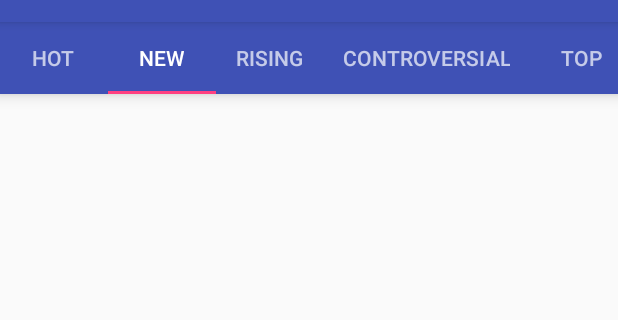
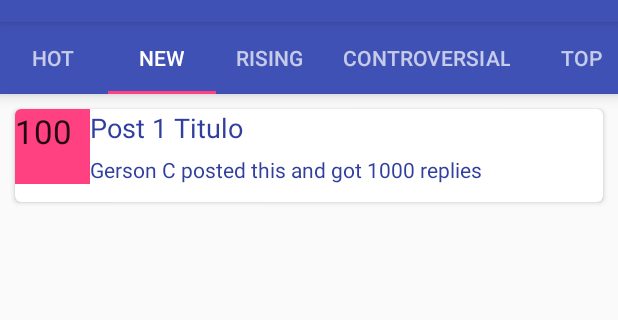
Before and after one commit to gersoncardosofilho/RedditTest4, an Android app: the screen it shows after launch (MainActivity), tab 2 chosen, on a phone screen of 412 x 824 dp, the part 62-382 px from its top. Run offline under Robolectric (Android 15) with nearby library versions, the phone set to English and light mode, and no system bars.

Commit message:
Fragment de teste

```diff
--- a/app/build.gradle
+++ b/app/build.gradle
@@ -29,4 +29,5 @@ dependencies {
     compile 'com.android.support:design:23.2.1'
     compile 'com.squareup.retrofit2:retrofit:2.1.0'
     compile 'com.squareup.retrofit2:converter-gson:2.1.0'
+    compile 'com.android.support:cardview-v7:23.2.1'
 }
--- /dev/null
+++ b/app/src/main/java/br/com/gersoncardoso/reddittest4/Adapter/PostsAdapter.java
@@ -0,0 +1,71 @@
+package br.com.gersoncardoso.reddittest4.Adapter;
+
+import android.support.v4.app.Fragment;
+import android.support.v4.app.FragmentStatePagerAdapter;
+import android.support.v7.widget.CardView;
+import android.support.v7.widget.RecyclerView;
+import android.view.LayoutInflater;
+import android.view.View;
+import android.view.ViewGroup;
+import android.widget.TextView;
+
+import java.util.ArrayList;
+import java.util.List;
+
+import br.com.gersoncardoso.reddittest4.Model.Post;
+import br.com.gersoncardoso.reddittest4.R;
+
+/**
+ * Created by gerso on 22/09/2016.
+ */
+
+public class PostsAdapter extends RecyclerView.Adapter<PostsAdapter.MyViewHolder> {
+
+    private List<Post> postsList;
+
+    public static class MyViewHolder extends RecyclerView.ViewHolder {
+        public CardView mCardView;
+        public TextView post_score, post_details, post_title;
+        public MyViewHolder(View view)
+        {
+            super(view);
+            mCardView = (CardView) view.findViewById(R.id.card_view);
+            post_details = (TextView) view.findViewById(R.id.post_details);
+            post_score = (TextView) view.findViewById(R.id.post_score);
+            post_title = (TextView) view.findViewById(R.id.post_title);
+        }
+    }
+
+   /* public PostsAdapter(String[] myDataSet)
+    {
+        mDataSet = myDataSet;
+    }*/
+
+    public PostsAdapter(List<Post> postsList)
+    {
+        this.postsList = postsList;
+    }
+
+
+    @Override
+    public MyViewHolder onCreateViewHolder(ViewGroup parent, int viewType) {
+        View view = LayoutInflater.from(parent.getContext()).inflate(R.layout.post_item, parent, false);
+        //set views size, margins, paddings and layout params
+
+        MyViewHolder vh = new MyViewHolder(view);
+        return vh;
+    }
+
+    @Override
+    public void onBindViewHolder(MyViewHolder holder, int position) {
+        Post post = postsList.get(position);
+        holder.post_title.setText(post.getTitle());
+        holder.post_details.setText(post.getDetails());
+        holder.post_score.setText(post.getScore());
+    }
+
+    @Override
+    public int getItemCount() {
+        return postsList.size();
+    }
+}
--- a/app/src/main/java/br/com/gersoncardoso/reddittest4/Adapter/TabsAdapter.java
+++ b/app/src/main/java/br/com/gersoncardoso/reddittest4/Adapter/TabsAdapter.java
@@ -40,6 +40,7 @@ public class TabsAdapter extends FragmentStatePagerAdapter {
                     return tab1;
                 case 1:
                     NewFragment tab2 = new NewFragment();
+                    tab2.newInstance("askreddit");
                     return tab2;
                 case 2:
                     RisingFragment tab3 = new RisingFragment();
--- a/app/src/main/java/br/com/gersoncardoso/reddittest4/Fragment/HotFragment.java
+++ b/app/src/main/java/br/com/gersoncardoso/reddittest4/Fragment/HotFragment.java
@@ -63,7 +63,7 @@ public class HotFragment extends Fragment {
     @Override
     public void onActivityCreated(@Nullable Bundle savedInstanceState) {
         super.onActivityCreated(savedInstanceState);
-        initialize();
+        //initialize();
     }
 
     private void initialize(){
--- a/app/src/main/java/br/com/gersoncardoso/reddittest4/Fragment/NewFragment.java
+++ b/app/src/main/java/br/com/gersoncardoso/reddittest4/Fragment/NewFragment.java
@@ -1,13 +1,25 @@
 package br.com.gersoncardoso.reddittest4.Fragment;
 
 import android.os.Bundle;
+import android.os.Handler;
 import android.support.annotation.Nullable;
 import android.support.v4.app.Fragment;
+import android.support.v7.widget.LinearLayoutManager;
+import android.support.v7.widget.RecyclerView;
+import android.util.Log;
 import android.view.LayoutInflater;
 import android.view.View;
 import android.view.ViewGroup;
+import android.widget.ArrayAdapter;
+import android.widget.ListView;
 
+import java.util.ArrayList;
+import java.util.List;
+
+import br.com.gersoncardoso.reddittest4.Adapter.PostsAdapter;
+import br.com.gersoncardoso.reddittest4.Model.Post;
 import br.com.gersoncardoso.reddittest4.R;
+import br.com.gersoncardoso.reddittest4.Util.PostsHolder;
 
 /**
  * Created by gersoncardoso on 22/09/2016.
@@ -15,10 +27,94 @@ import br.com.gersoncardoso.reddittest4.R;
 
 public class NewFragment extends Fragment {
 
+    Handler handler;
+
+    String subreddit;
+    List<Post> posts;
+    PostsHolder postsHolder;
+
+
+    public NewFragment()
+    {
+        handler=new Handler();
+        posts=new ArrayList<Post>();
+    }
+
+    public static Fragment newInstance(String subreddit){
+        PostsFragment pf=new PostsFragment();
+        pf.subreddit=subreddit;
+        pf.postsHolder=new PostsHolder(pf.subreddit);
+        return pf;
+    }
+
+    @Override
+    public void onCreate(@Nullable Bundle savedInstanceState) {
+        super.onCreate(savedInstanceState);
+        Log.d("Acesso", "1");
+        setRetainInstance(true);
+        initialize();
+
+    }
+
+    @Override
+    public void onActivityCreated(@Nullable Bundle savedInstanceState) {
+        super.onActivityCreated(savedInstanceState);
+        Log.d("Acesso", "2");
+
+    }
+
     @Nullable
     @Override
     public View onCreateView(LayoutInflater inflater, @Nullable ViewGroup container, @Nullable Bundle savedInstanceState) {
+
         View view = inflater.inflate(R.layout.new_fragment, container, false);
+
+        RecyclerView rv = (RecyclerView) view.findViewById(R.id.rv_recycler_view);
+        rv.setHasFixedSize(true);
+
+        PostsAdapter postsAdapter = new PostsAdapter(posts);
+        rv.setAdapter(postsAdapter);
+
+        LinearLayoutManager linearLayoutManager = new LinearLayoutManager(getActivity());
+        rv.setLayoutManager(linearLayoutManager);
+
         return view;
     }
+
+    private void initialize(){
+     /*   // This should run only once for the fragment as the
+        // setRetainInstance(true) method has been called on
+        // this fragment
+
+        if(posts.size()==0){
+
+            // Must execute network tasks outside the UI
+            // thread. So create a new thread.
+
+            new Thread(){
+                public void run(){
+                    posts.addAll(postsHolder.fetchPosts());
+                }
+            }.start();
+        }*/
+
+        Post post = new Post();
+        post.author = "Gerson C";
+        post.points = 100;
+        post.numComments = 1000;
+        post.title = "Post 1 Titulo";
+        posts.add(post);
+
+        Post post2 = new Post();
+        post2.author = "Eliane G";
+        post2.points = 200;
+        post2.numComments = 2000;
+        post2.title = "Post 2 Titulo";
+        posts.add(post2);
+
+        Log.d("Posts", posts.toString());
+
+
+    }
+
 }
--- a/app/src/main/java/br/com/gersoncardoso/reddittest4/Util/PostsHolder.java
+++ b/app/src/main/java/br/com/gersoncardoso/reddittest4/Util/PostsHolder.java
@@ -49,7 +49,7 @@ public class PostsHolder {
      *
      * @return
      */
-    public List<Post> fetchPosts(){
+    public List<Post>  fetchPosts(){
         String raw= Connection.readContents(url);
         List<Post> list=new ArrayList<Post>();
         try{
--- a/app/src/main/res/layout/new_fragment.xml
+++ b/app/src/main/res/layout/new_fragment.xml
@@ -3,4 +3,8 @@
     android:orientation="vertical" android:layout_width="match_parent"
     android:layout_height="match_parent">
 
+    <android.support.v7.widget.RecyclerView
+        android:layout_width="match_parent"
+        android:layout_height="match_parent" android:id="@+id/rv_recycler_view"></android.support.v7.widget.RecyclerView>
+
 </LinearLayout>
--- a/app/src/main/res/layout/post_item.xml
+++ b/app/src/main/res/layout/post_item.xml
@@ -3,6 +3,19 @@
     xmlns:android="http://schemas.android.com/apk/res/android"
     android:layout_width="match_parent"
     android:layout_height="match_parent" >
+
+    <android.support.v7.widget.CardView
+        android:id="@+id/card_view"
+        xmlns:card_view="http://schemas.android.com/apk/res-auto"
+        android:layout_width="match_parent"
+        android:layout_height="62dp"
+        android:layout_margin="10dp"
+        card_view:cardCornerRadius="4dp"
+        android:elevation="14dp" >
+
+        <RelativeLayout
+            android:layout_width="match_parent"
+            android:layout_height="match_parent">
 
             <TextView
                 android:id="@+id/post_title"
@@ -30,5 +43,11 @@
                 android:layout_alignBottom="@+id/post_score"
                 android:layout_toEndOf="@+id/post_score" android:textColor="@color/colorPrimaryDark" />
 
+        </RelativeLayout>
+
+    </android.support.v7.widget.CardView>
+
+
+
 
 </RelativeLayout>
```
Also changed, not shown: 1 other file. Lines whose indentation alone changed are shown as unchanged.
